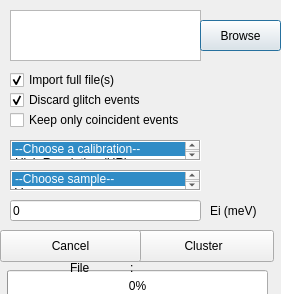
Old version of the form Windows/cluster_window.ui in the repository AlexanderBackis/MultiGridAnalysis.
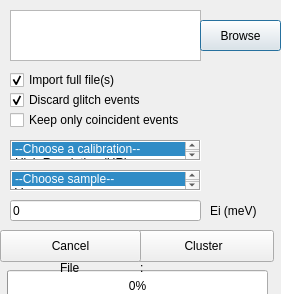
New version of the form.

Commit message: Added cluster all feature

Diff of the .ui file:
```diff
--- a/Windows/cluster_window.ui
+++ b/Windows/cluster_window.ui
@@ -289,7 +289,7 @@
   <widget class="QLabel" name="Loading_text">
    <property name="geometry">
     <rect>
-     <x>140</x>
+     <x>150</x>
      <y>260</y>
      <width>81</width>
      <height>16</height>
@@ -302,7 +302,7 @@
   <widget class="QLabel" name="File_text">
    <property name="geometry">
     <rect>
-     <x>70</x>
+     <x>60</x>
      <y>260</y>
      <width>31</width>
      <height>16</height>
@@ -315,9 +315,9 @@
   <widget class="QLabel" name="file_progression_text">
    <property name="geometry">
     <rect>
-     <x>100</x>
+     <x>90</x>
      <y>260</y>
-     <width>31</width>
+     <width>41</width>
      <height>16</height>
     </rect>
    </property>
@@ -328,7 +328,7 @@
   <widget class="QLabel" name="colon">
    <property name="geometry">
     <rect>
-     <x>130</x>
+     <x>140</x>
      <y>260</y>
      <width>16</width>
      <height>16</height>
```
The commit also changes 20 other files.
